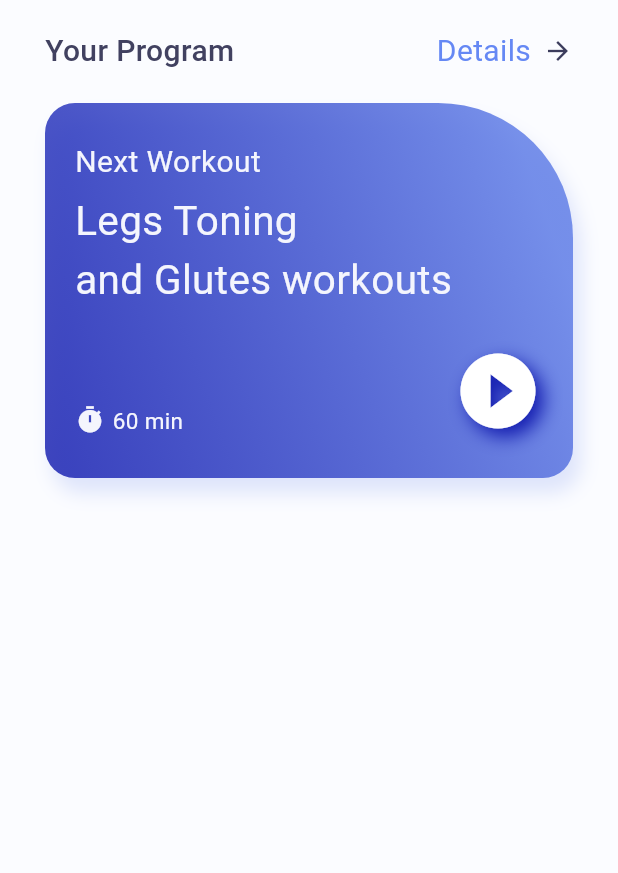
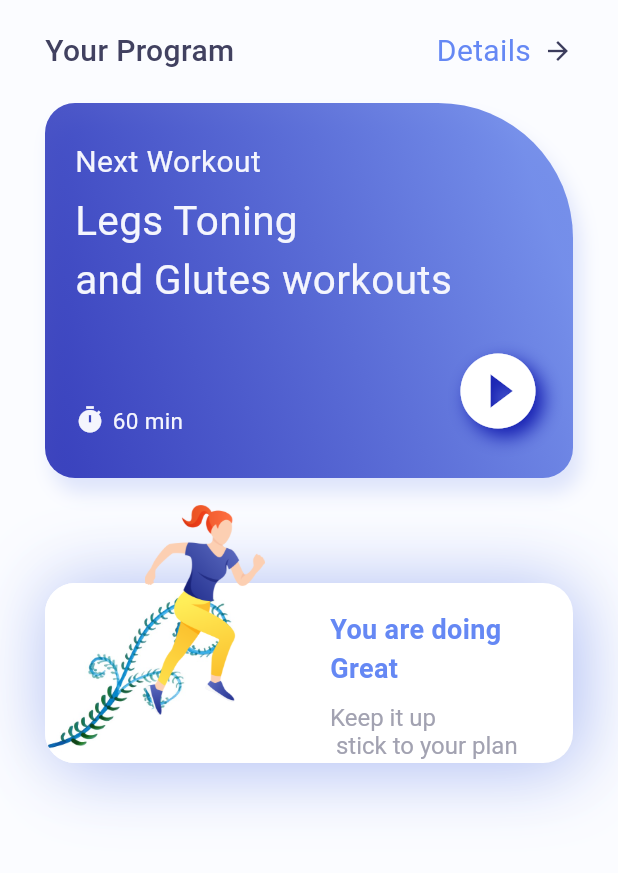
Before and after one commit to UNilupul/Training_App_Getx-Practice-, a Flutter app: the screen it shows after launch, on a phone screen of 412 x 824 dp, the part 140-1013 px from its top. Run offline on Flutter 3.47's test engine with Material 2 defaults, Android fonts, the phone set to English and light mode, and no system bars.

Commit message:
your doing  container

```diff
--- a/lib/home_page.dart
+++ b/lib/home_page.dart
@@ -172,13 +172,101 @@ class _HomePageState extends State<HomePage> {
                                 blurRadius: 16,
                               ),
                             ],
-                          )
+                          ),
                         ],
-                      )
+                      ),
                     ],
                   ),
                 ),
               ),
+              const SizedBox(height: 10),
+              SizedBox(
+                height: 180,
+                width: MediaQuery.of(context).size.width,
+                child: Stack(
+                  children: [
+                    Container(
+                      margin: const EdgeInsets.only(top: 60),
+                      width: MediaQuery.of(context).size.width,
+                      height: 120,
+                      decoration: BoxDecoration(
+                          color: Colors.white,
+                          borderRadius: BorderRadius.circular(20),
+                          image: const DecorationImage(
+                            image: AssetImage("assets/decoration2.jpg"),
+                            alignment: Alignment.centerLeft,
+                          ),
+                          boxShadow: [
+                            BoxShadow(
+                                offset: const Offset(8, 10),
+                                blurRadius: 40,
+                                color:
+                                    AppColor.gradiantSecond.withOpacity(0.3)),
+                            BoxShadow(
+                                offset: const Offset(-1, -5),
+                                blurRadius: 40,
+                                color:
+                                    AppColor.gradiantSecond.withOpacity(0.3)),
+                          ]),
+                    ),
+                    Positioned(
+                      left: 1,
+                      right: 140,
+                      bottom: 2,
+                      height: 170,
+                      child: Container(
+                        height: 200,
+                        width: MediaQuery.of(context).size.width,
+                        margin: const EdgeInsets.only(bottom: 30),
+                        decoration: const BoxDecoration(
+                          // color: Colors.red.withOpacity(0.2),
+                          image: DecorationImage(
+                            image: AssetImage(
+                              "assets/run_girl.png",
+                            ),
+                          ),
+                        ),
+                      ),
+                    ),
+                    Positioned(
+                      left: 190,
+                      right: 2,
+                      bottom: 2,
+                      child: Container(
+                        height: 100,
+                        width: double.maxFinite,
+                        margin: const EdgeInsets.only(top: 70),
+                        // color: Colors.greenAccent.withOpacity(0.2),
+                        child: Column(crossAxisAlignment: CrossAxisAlignment.start,
+                          children: [
+                            Text(
+                              "You are doing Great",
+                              style: TextStyle(
+                                fontSize: 18,
+                                fontWeight: FontWeight.bold,
+                                color: AppColor.homePageDetails,
+                              ),
+                            ),
+                            const SizedBox(height: 10),
+                            RichText(
+                              text: TextSpan(
+                                text: "Keep it up \n ",
+                                style: TextStyle(
+                                  color: AppColor.homePagePlanColor,
+                                  fontSize: 16,
+                                ),
+                                children: const [
+                                  TextSpan(text: "stick to your plan")
+                                ],
+                              ),
+                            ),
+                          ],
+                        ),
+                      ),
+                    )
+                  ],
+                ),
+              )
             ],
           ),
         ),
--- a/lib/main.dart
+++ b/lib/main.dart
@@ -19,7 +19,7 @@ class MyApp extends StatelessWidget {
         colorScheme: ColorScheme.fromSeed(seedColor: Colors.deepPurple),
         useMaterial3: true,
       ),
-      home: HomePage(),
+      home: const HomePage(),
     );
   }
 }
--- a/pubspec.yaml
+++ b/pubspec.yaml
@@ -59,9 +59,8 @@ flutter:
   uses-material-design: true
 
   # To add assets to your application, add an assets section, like this:
-  # assets:
-  #   - images/a_dot_burr.jpeg
-  #   - images/a_dot_ham.jpeg
+  assets:
+    - assets/
 
   # An image asset can refer to one or more resolution-specific "variants", see
   # https://flutter.dev/assets-and-images/#resolution-aware
```
Also changed, not shown: assets/decoration.jpg (added), assets/decoration2.jpg (added), assets/run_girl.png (added).
